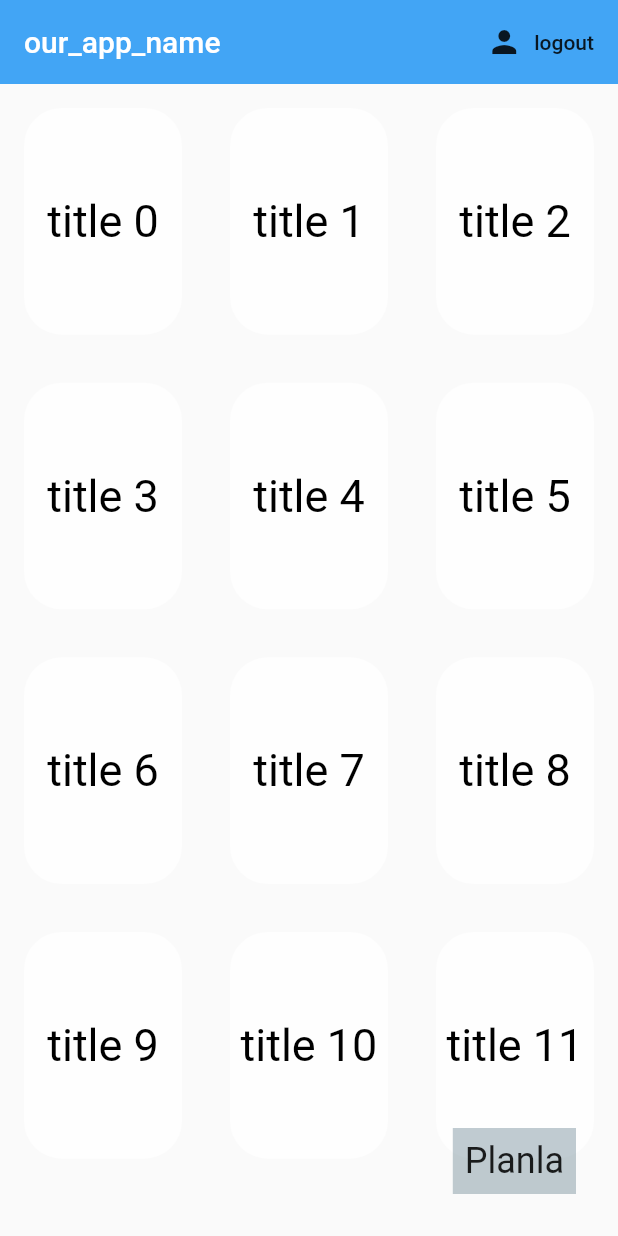
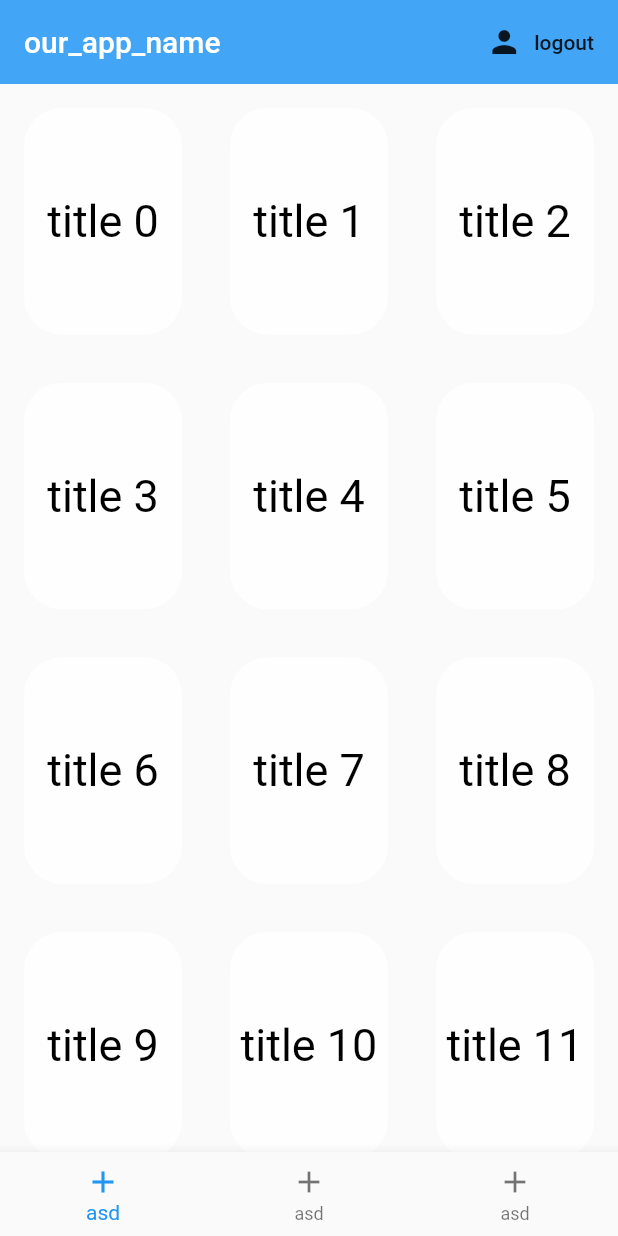
Before and after one commit to fburaktrd/Nudil, a Flutter app: the screen it shows once a user with an empty profile is signed in, on a phone screen of 412 x 824 dp. Run offline on Flutter 3.47's test engine with Material 2 defaults, Android fonts, the phone set to English and light mode, and no system bars; our stand-ins replace firebase_auth, firebase_database, google_fonts, numberpicker, table_calendar; missing offline and left inert: day_night_time_picker; accounts and stored records are empty.

Commit message:
Revert "bruh"
This reverts commit fbb038742863603aa065b2bffb3e38c0479d855a.

```diff
--- a/lib/models/tarihkart.dart
+++ b/lib/models/tarihkart.dart
@@ -1,5 +1,4 @@
 import 'package:flutter/material.dart';
-import 'package:flutter_first_app/screens/eventOlusturma/calendar/planlama.dart';
 import './grup.dart';
 
 class TarihKart extends StatefulWidget{
@@ -29,7 +28,9 @@ class _TarihKartState extends State<TarihKart>{
     return Scaffold(
 
       body: Container(
-          margin: EdgeInsets.only(bottom: 24),
+          decoration: BoxDecoration(
+
+            ),
           child: GridView.count(
 
             shrinkWrap: true,
@@ -42,17 +43,11 @@ class _TarihKartState extends State<TarihKart>{
 
             ),
         ),
-        floatingActionButton: RawMaterialButton(
-          onPressed: () {
-            Navigator.of(context).push(MaterialPageRoute(builder: (context)=>BilgiAlma()));
-          },
-          child: Container(
-            padding: EdgeInsets.all(8),
-            margin: EdgeInsets.all(12),
-            color: Colors.blueGrey.withAlpha(100),
-            child: Text("Planla",style: TextStyle(fontSize: 24),),
-          ),
-        ),
+        bottomNavigationBar: BottomNavigationBar(items: [
+          BottomNavigationBarItem(icon: Icon(Icons.add),label: "asd"),
+          BottomNavigationBarItem(icon: Icon(Icons.add),label: "asd"),
+          BottomNavigationBarItem(icon: Icon(Icons.add),label: "asd")
+        ],),
     );
 
 
--- a/lib/screens/eventOlusturma/calendar/calendar.dart
+++ b/lib/screens/eventOlusturma/calendar/calendar.dart
@@ -14,11 +14,11 @@ class Calendar extends StatefulWidget {
 }
 
 class _CalendarState extends State<Calendar> {
-
+  int _currentIntValue = 3;
   CalendarFormat format = CalendarFormat.month;
   DateTime focusedDay = DateTime.now();
   DateTime selectedDay = DateTime.now();
-
+  int _currentValue = 3;
   TextStyle dayStyle(FontWeight fontWeight) {
     return TextStyle(color: Color(0xff30374b), fontWeight: fontWeight);
   }
@@ -26,7 +26,6 @@ class _CalendarState extends State<Calendar> {
   List<DateTime> secililer = [];
   @override
   Widget build(BuildContext context) {
-
     return Scaffold(
       body: Container(
         child: SingleChildScrollView(
@@ -39,7 +38,6 @@ class _CalendarState extends State<Calendar> {
                 lastDay: DateTime(2100),
                 startingDayOfWeek: StartingDayOfWeek.monday,
                 daysOfWeekVisible: true,
-
                 onDaySelected: (DateTime selectDay, DateTime focusDay) {
                   if (secililer.contains(focusDay)) {
                     secililer.remove(focusDay);
```
Also changed, not shown: lib/screens/eventOlusturma/calendar/Saat.dart (+6 -7 lines), lib/screens/eventOlusturma/calendar/saatState.dart (+2 -7 lines).
